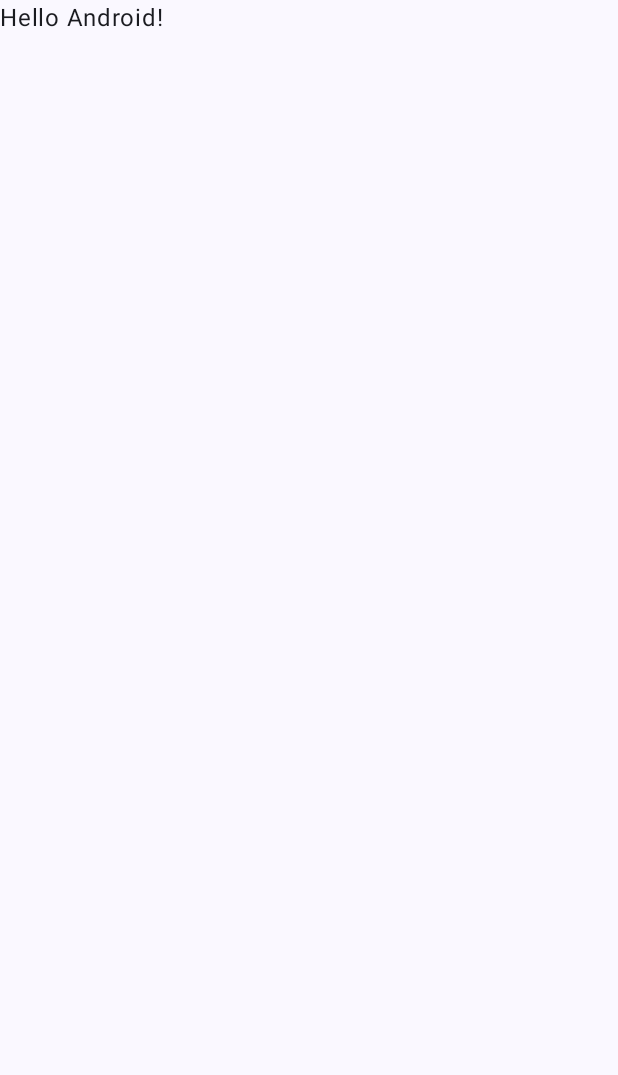
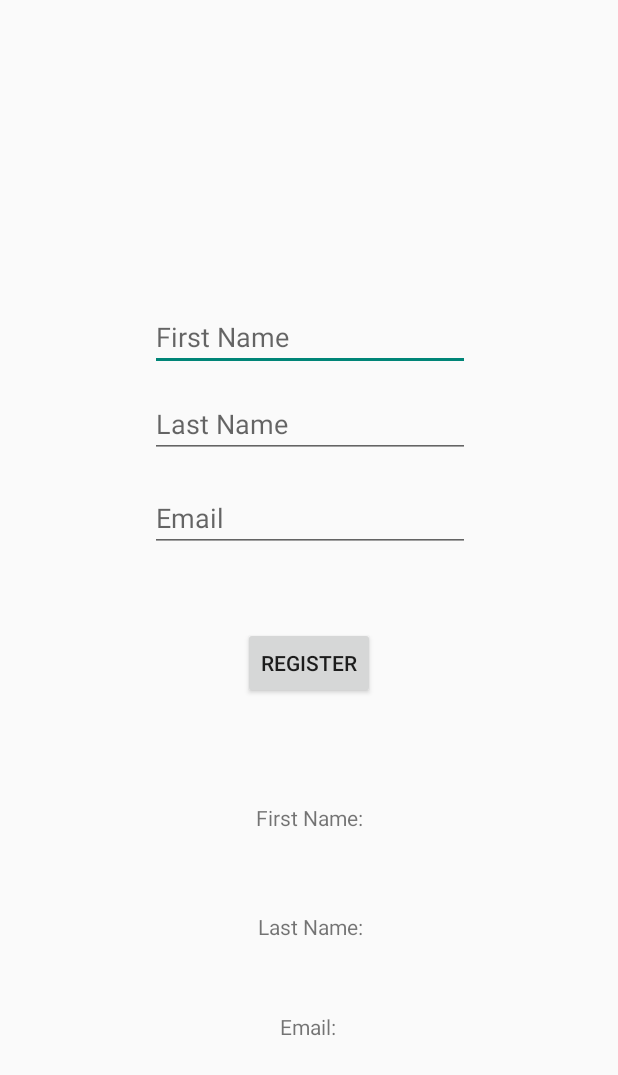
Before and after one commit to JonathanLacabe/TestApp, an Android app built with Jetpack Compose: the screen it shows after launch (MainActivity), on a phone screen of 412 x 824 dp. Before the commit the part shown is almost empty. Shown: the top 1075 px of the screen. Run offline under Robolectric (Android 15) with nearby library versions, the phone set to English and light mode, and no system bars.

Commit message:
Changed the entire app to output your first name, last name, and email back to you.

```diff
--- a/app/src/main/java/com/example/testapp/MainActivity.kt
+++ b/app/src/main/java/com/example/testapp/MainActivity.kt
@@ -1,6 +1,8 @@
 package com.example.testapp
 
+import android.annotation.SuppressLint
 import android.os.Bundle
+import android.view.View
 import androidx.activity.ComponentActivity
 import androidx.activity.compose.setContent
 import androidx.activity.enableEdgeToEdge
@@ -8,6 +10,8 @@ import androidx.compose.foundation.layout.fillMaxSize
 import androidx.compose.foundation.layout.padding
 import androidx.compose.material3.Scaffold
 import androidx.compose.material3.Text
+import android.widget.TextView
+import android.widget.EditText
 import androidx.compose.runtime.Composable
 import androidx.compose.ui.Modifier
 import androidx.compose.ui.tooling.preview.Preview
@@ -16,34 +20,20 @@ import com.example.testapp.ui.theme.TestAppTheme
 class MainActivity : ComponentActivity() {
     override fun onCreate(savedInstanceState: Bundle?) {
         super.onCreate(savedInstanceState)
-        enableEdgeToEdge()
         setContentView(R.layout.activity_main)
-        setContent {
-            TestAppTheme {
-                Scaffold(modifier = Modifier.fillMaxSize()) { innerPadding ->
-                    Greeting(
-                        name = "Android",
-                        modifier = Modifier.padding(innerPadding)
-                    )
-                }
-            }
-        }
+    }
+
+
+    @SuppressLint("SetTextI18n")
+    fun onBtnClick(view: View) {
+        val first: EditText = findViewById(R.id.firstName)
+        val last: EditText = findViewById(R.id.lastName)
+        val email: EditText = findViewById(R.id.emailText)
+        val firstOutput: TextView = findViewById(R.id.fOutput)
+        val lastOutput: TextView = findViewById(R.id.lOutput)
+        val emailOutput: TextView = findViewById(R.id.eOutput)
+        firstOutput.text = "First Name: ${first.text.toString()}"
+        lastOutput.text = "Last Name: ${last.text.toString()}"
+        emailOutput.text = "Email: ${email.text.toString()}"
     }
 }
-
-@Composable
-fun Greeting(name: String, modifier: Modifier = Modifier) {
-    Text(
-        text = "Hello $name!",
-        modifier = modifier
-    )
-}
-
-@Preview(showBackground = true)
-@Composable
-fun GreetingPreview() {
-    TestAppTheme {
-        Greeting("Android")
-        //TODO: complete this
-    }
-}
--- a/app/src/main/res/layout/activity_main.xml
+++ b/app/src/main/res/layout/activity_main.xml
@@ -7,22 +7,96 @@
     android:layout_height="match_parent">
 
     <TextView
-        android:id="@+id/txtMessage"
+        android:id="@+id/lOutput"
         android:layout_width="wrap_content"
         android:layout_height="wrap_content"
-        android:text="Hello World!"
+        android:layout_marginBottom="40dp"
+        android:text="Last Name:"
         app:layout_constraintBottom_toBottomOf="parent"
-        app:layout_constraintLeft_toLeftOf="parent"
-        app:layout_constraintRight_toRightOf="parent"
+        app:layout_constraintEnd_toEndOf="parent"
+        app:layout_constraintHorizontal_bias="0.502"
+        app:layout_constraintStart_toStartOf="parent"
+        app:layout_constraintTop_toBottomOf="@+id/btn"
+        app:layout_constraintVertical_bias="0.476" />
+
+    <EditText
+        android:id="@+id/firstName"
+        android:layout_width="wrap_content"
+        android:layout_height="wrap_content"
+        android:layout_marginTop="170dp"
+        android:ems="10"
+        android:hint="First Name"
+        android:inputType="text"
+        app:layout_constraintBottom_toTopOf="@+id/lastName"
+        app:layout_constraintEnd_toEndOf="parent"
+        app:layout_constraintHorizontal_bias="0.502"
+        app:layout_constraintStart_toStartOf="parent"
+        app:layout_constraintTop_toTopOf="parent"
+        app:layout_constraintVertical_bias="0.721" />
+
+    <EditText
+        android:id="@+id/emailText"
+        android:layout_width="wrap_content"
+        android:layout_height="wrap_content"
+        android:layout_marginTop="300dp"
+        android:layout_marginBottom="28dp"
+        android:ems="10"
+        android:hint="Email"
+        android:inputType="textEmailAddress"
+        app:layout_constraintBottom_toTopOf="@+id/btn"
+        app:layout_constraintEnd_toEndOf="parent"
+        app:layout_constraintHorizontal_bias="0.502"
+        app:layout_constraintStart_toStartOf="parent"
+        app:layout_constraintTop_toTopOf="parent" />
+
+    <EditText
+        android:id="@+id/lastName"
+        android:layout_width="wrap_content"
+        android:layout_height="wrap_content"
+        android:layout_marginTop="250dp"
+        android:layout_marginBottom="8dp"
+        android:ems="10"
+        android:hint="Last Name"
+        android:inputType="text"
+        app:layout_constraintBottom_toTopOf="@+id/emailText"
+        app:layout_constraintEnd_toEndOf="parent"
+        app:layout_constraintHorizontal_bias="0.502"
+        app:layout_constraintStart_toStartOf="parent"
         app:layout_constraintTop_toTopOf="parent" />
 
     <Button
-        android:id="@+id/btnHello"
+        android:id="@+id/btn"
         android:layout_width="wrap_content"
         android:layout_height="wrap_content"
-        android:text="gangstr"
+        android:layout_marginTop="60dp"
+        android:text="Register"
+        android:onClick="onBtnClick"
         app:layout_constraintBottom_toBottomOf="parent"
         app:layout_constraintEnd_toEndOf="parent"
         app:layout_constraintStart_toStartOf="parent"
-        app:layout_constraintTop_toBottomOf="@+id/txtMessage" />
+        app:layout_constraintTop_toTopOf="parent" />
+
+    <TextView
+        android:id="@+id/fOutput"
+        android:layout_width="wrap_content"
+        android:layout_height="wrap_content"
+        android:layout_marginTop="15dp"
+        android:text="First Name:"
+        app:layout_constraintBottom_toTopOf="@+id/lOutput"
+        app:layout_constraintEnd_toEndOf="parent"
+        app:layout_constraintStart_toStartOf="parent"
+        app:layout_constraintTop_toBottomOf="@+id/btn" />
+
+    <TextView
+        android:id="@+id/eOutput"
+        android:layout_width="wrap_content"
+        android:layout_height="wrap_content"
+        android:layout_marginTop="40dp"
+        android:text="Email:"
+        app:layout_constraintBottom_toBottomOf="parent"
+        app:layout_constraintEnd_toEndOf="parent"
+        app:layout_constraintHorizontal_bias="0.498"
+        app:layout_constraintStart_toStartOf="parent"
+        app:layout_constraintTop_toBottomOf="@+id/lOutput"
+        app:layout_constraintVertical_bias="0.053" />
 </androidx.constraintlayout.widget.ConstraintLayout>
```
